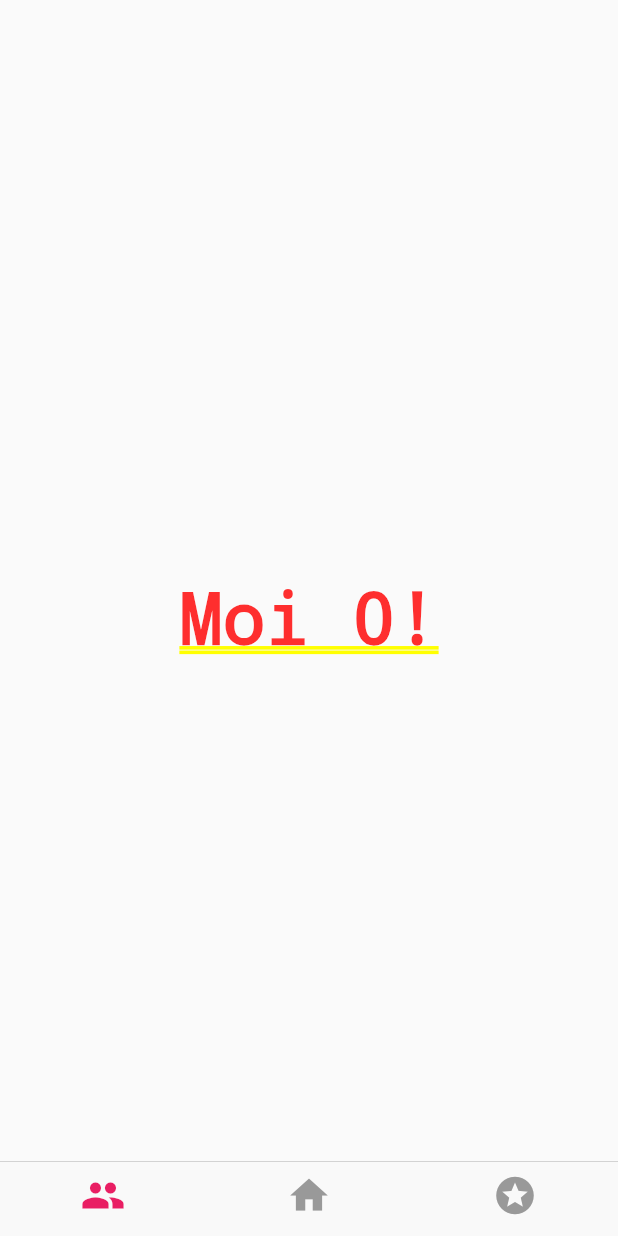
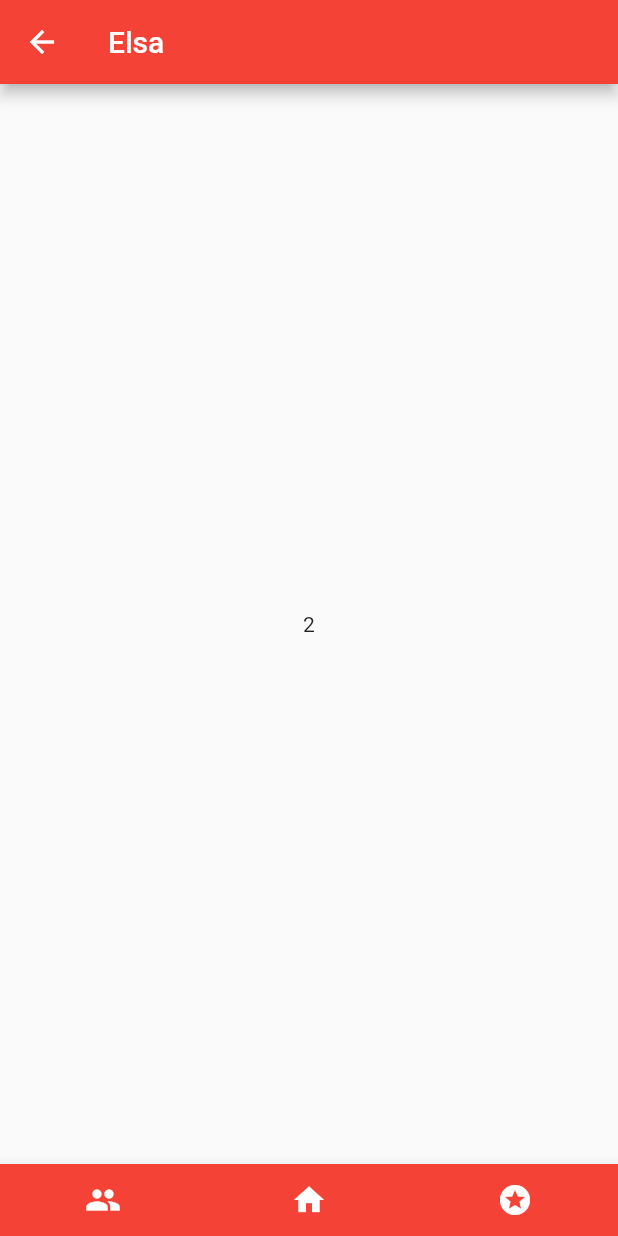
Before and after one commit to enyrhine/cheerapp, a Flutter app: the screen it shows after launch, after a tap on an icon or button, on a phone screen of 412 x 824 dp. Run offline on Flutter 3.47's test engine with Material 2 defaults, Android fonts, the phone set to English and light mode, and no system bars.

Commit message:
Changed Cupertino to material tabs

```diff
--- a/lib/team_view.dart
+++ b/lib/team_view.dart
@@ -2,52 +2,64 @@ import 'package:Cheerapp/model/team.dart';
 import 'package:flutter/cupertino.dart';
 import 'package:flutter/material.dart';
 
-class TeamView extends StatelessWidget {
+class TeamView extends StatefulWidget {
+  @override
+  State<StatefulWidget> createState() => _TeamViewState();
+}
+
+class _TeamViewState extends State<TeamView> {
+  PageController _teamPage = PageController(initialPage: 1);
   @override
   Widget build(BuildContext context) {
     final Team team = ModalRoute.of(context).settings.arguments;
-    return CupertinoTabScaffold(
-      // appBar: AppBar(
-      //   title: Text(team.name),
-      //   backgroundColor: team.color,
-      // ),
-      tabBar: CupertinoTabBar(
-          items: [
-            BottomNavigationBarItem(
-              icon: Icon(Icons.people)
-            ),
-            BottomNavigationBarItem(
-              icon: Icon(Icons.home)
-            ),
-            BottomNavigationBarItem(
-              icon: Icon(Icons.stars)
-            )
-          ],
-          //Row(
-          //   mainAxisAlignment: MainAxisAlignment.spaceAround,
-          //   children: <Widget>[
-          //     IconButton(
-          //       icon: Icon(Icons.people),
-          //       color: Colors.white,
-          //       onPressed: () {},
-          //     ),
-          //     IconButton(
-          //       icon: Icon(Icons.home),
-          //       color: Colors.white,
-          //       onPressed: () {},
-          //     ),
-          //     IconButton(
-          //       icon: Icon(Icons.stars),
-          //       color: Colors.white,
-          //       onPressed: () {},
-          //     ),
-          //   ],
-          // )
+    return DefaultTabController(
+        length: 3,
+        child: Scaffold(
+          appBar: AppBar(
+            title: Text(team.name),
+            backgroundColor: team.color,
           ),
-          tabBuilder: (BuildContext context, int i) {
-            return CupertinoPageScaffold(child: CupertinoTheme(data: CupertinoThemeData(), child: Center(child: Text('Moi $i!'))));
-          },
-      // body: Center(child: Text('höpöhöpö')),
-    );
+          bottomNavigationBar: BottomAppBar(
+              color: team.color,
+              child: Row(
+                mainAxisAlignment: MainAxisAlignment.spaceAround,
+                children: <Widget>[
+                  IconButton(
+                    color: Colors.white,
+                    icon: Icon(Icons.people),
+                    onPressed: () {
+                      setState(() {
+                        _teamPage.jumpToPage(0);
+                      });
+                    },
+                  ),
+                  IconButton(
+                    color: Colors.white,
+                    icon: Icon(Icons.home),
+                    onPressed: () {
+                      setState(() {
+                        _teamPage.jumpToPage(1);
+                      });
+                    },
+                  ),
+                  IconButton(
+                    color: Colors.white,
+                    icon: Icon(Icons.stars),
+                    onPressed: () {
+                      setState(() {
+                        _teamPage.jumpToPage(2);
+                      });
+                    },
+                  )
+                ],
+              )),
+          body: PageView(
+            controller: _teamPage,
+            onPageChanged: (int) {
+              print('Page Changes to index $int');
+            },
+            children: <Widget>[Center(child: Text('1')), Center(child: Text('2')), Center(child: Text('3'))],
+          ),
+        ));
   }
 }
```
Also changed, not shown: flutter_01.png (added), 10 other files.
